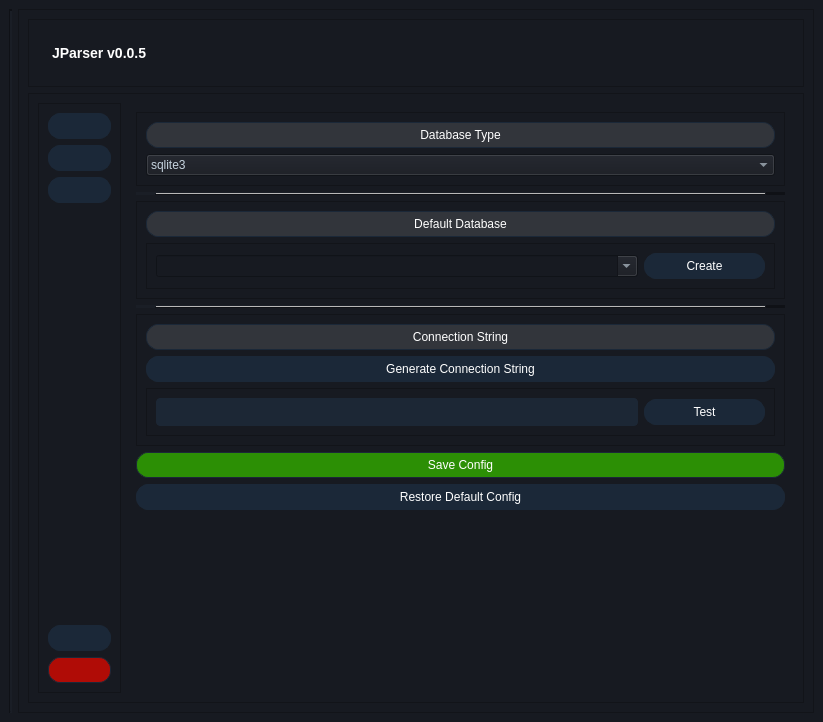
The window that UI/base_qt_ui/MainWindow_multiPage.ui (thatStrangeGuy/AutoDoc_Parser) describes before a commit, drawn with Qt 5.
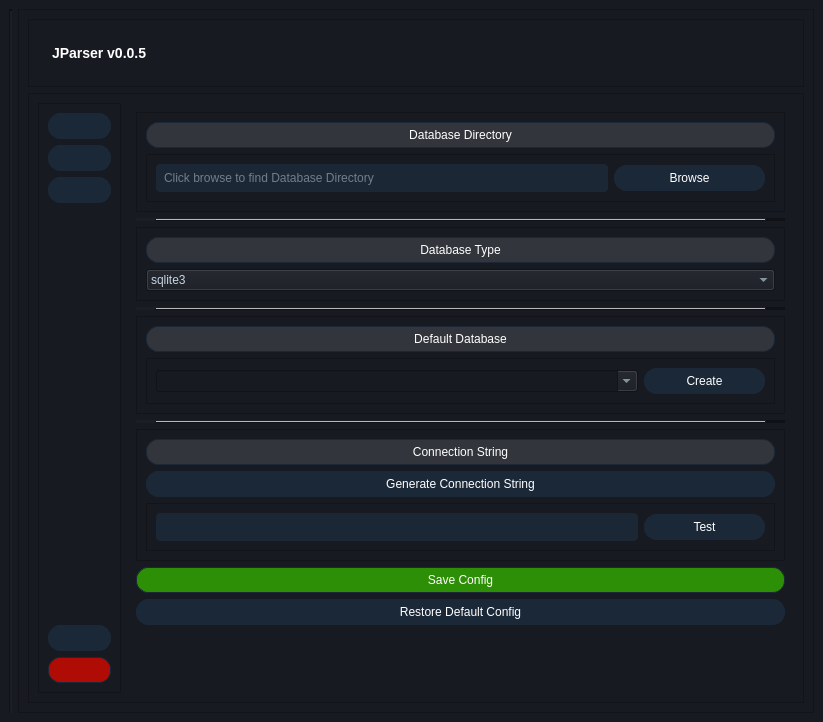
The same window after the commit. Icons and pictures are not drawn.

Diff of the .ui file:
```diff
--- a/UI/base_qt_ui/MainWindow_multiPage.ui
+++ b/UI/base_qt_ui/MainWindow_multiPage.ui
@@ -1682,6 +1682,117 @@
               <property name="sizeConstraint">
                <enum>QLayout::SetDefaultConstraint</enum>
               </property>
+              <item>
+               <widget class="QFrame" name="defaultDatabasePath_MainFrame">
+                <property name="frameShape">
+                 <enum>QFrame::StyledPanel</enum>
+                </property>
+                <property name="frameShadow">
+                 <enum>QFrame::Raised</enum>
+                </property>
+                <layout class="QVBoxLayout" name="verticalLayout_23">
+                 <item>
+                  <widget class="QPushButton" name="defaultDatabasePath_LabelButton_4">
+                   <property name="enabled">
+                    <bool>false</bool>
+                   </property>
+                   <property name="styleSheet">
+                    <string notr="true">QPushButton {
+    background-color: rgba(255,255,255,30); /* Steam's Button Background Color */
+    color: #ffffff; /* White text for buttons */
+    border: 1px solid #1b2838;
+    border-radius: 12px;
+    padding: 5px 10px;
+}</string>
+                   </property>
+                   <property name="text">
+                    <string>Database Directory</string>
+                   </property>
+                   <property name="icon">
+                    <iconset resource="icons.qrc">
+                     <normaloff>:/file_open/icons/icons8-excel.svg</normaloff>:/file_open/icons/icons8-excel.svg</iconset>
+                   </property>
+                  </widget>
+                 </item>
+                 <item>
+                  <widget class="QFrame" name="defaultDatabasePath_frame_5">
+                   <property name="sizePolicy">
+                    <sizepolicy hsizetype="Preferred" vsizetype="Preferred">
+                     <horstretch>0</horstretch>
+                     <verstretch>2</verstretch>
+                    </sizepolicy>
+                   </property>
+                   <property name="frameShape">
+                    <enum>QFrame::StyledPanel</enum>
+                   </property>
+                   <property name="frameShadow">
+                    <enum>QFrame::Raised</enum>
+                   </property>
+                   <layout class="QHBoxLayout" name="horizontalLayout_22">
+                    <item>
+                     <widget class="QLineEdit" name="defaultDatabasePath_Line_4">
+                      <property name="enabled">
+                       <bool>true</bool>
+                      </property>
+                      <property name="sizePolicy">
+                       <sizepolicy hsizetype="Minimum" vsizetype="Fixed">
+                        <horstretch>6</horstretch>
+                        <verstretch>0</verstretch>
+                       </sizepolicy>
+                      </property>
+                      <property name="text">
+                       <string/>
+                      </property>
+                      <property name="readOnly">
+                       <bool>true</bool>
+                      </property>
+                      <property name="placeholderText">
+                       <string>Click browse to find Database Directory</string>
+                      </property>
+                     </widget>
+                    </item>
+                    <item>
+                     <widget class="QPushButton" name="defaultDatabasePathBrowse_Button_4">
+                      <property name="sizePolicy">
+                       <sizepolicy hsizetype="Preferred" vsizetype="Fixed">
+                        <horstretch>2</horstretch>
+                        <verstretch>0</verstretch>
+                       </sizepolicy>
+                      </property>
+                      <property name="styleSheet">
+                       <string notr="true">.material-icons.orange600 { color: #FB8C00; }</string>
+                      </property>
+                      <property name="text">
+                       <string>Browse</string>
+                      </property>
+                      <property name="icon">
+                       <iconset resource="icons.qrc">
+                        <normaloff>:/file_open/icons/icons8-open-file.svg</normaloff>:/file_open/icons/icons8-open-file.svg</iconset>
+                      </property>
+                     </widget>
+                    </item>
+                   </layout>
+                  </widget>
+                 </item>
+                </layout>
+               </widget>
+              </item>
+              <item>
+               <widget class="Line" name="line_10">
+                <property name="frameShadow">
+                 <enum>QFrame::Raised</enum>
+                </property>
+                <property name="lineWidth">
+                 <number>20</number>
+                </property>
+                <property name="midLineWidth">
+                 <number>1</number>
+                </property>
+                <property name="orientation">
+                 <enum>Qt::Horizontal</enum>
+                </property>
+               </widget>
+              </item>
               <item>
                <widget class="QFrame" name="frame_2">
                 <property name="maximumSize">
```
Left out of the diff: 4 changed lines with no effect on the pictures.
